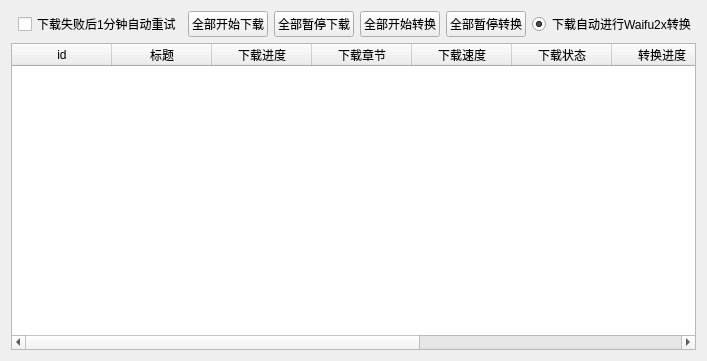
First picture: the form in ui/ui_download.ui, repository tonquer/picacg-qt, before the edit.
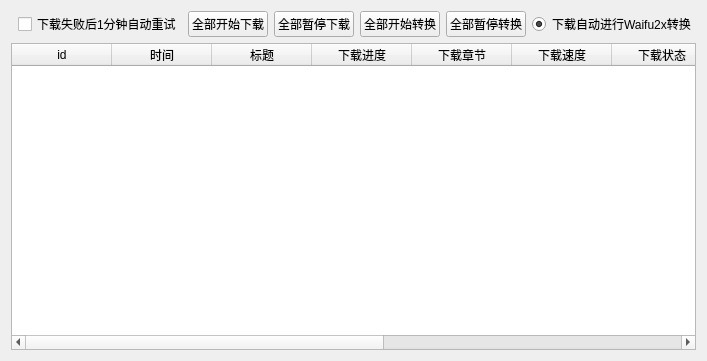
Second picture: the form after the edit.

```diff
--- a/ui/ui_download.ui
+++ b/ui/ui_download.ui
@@ -88,6 +88,11 @@
          <string>id</string>
         </property>
        </column>
+       <column>
+        <property name="text">
+         <string>时间</string>
+        </property>
+       </column>
        <column>
         <property name="text">
          <string>标题</string>
```
